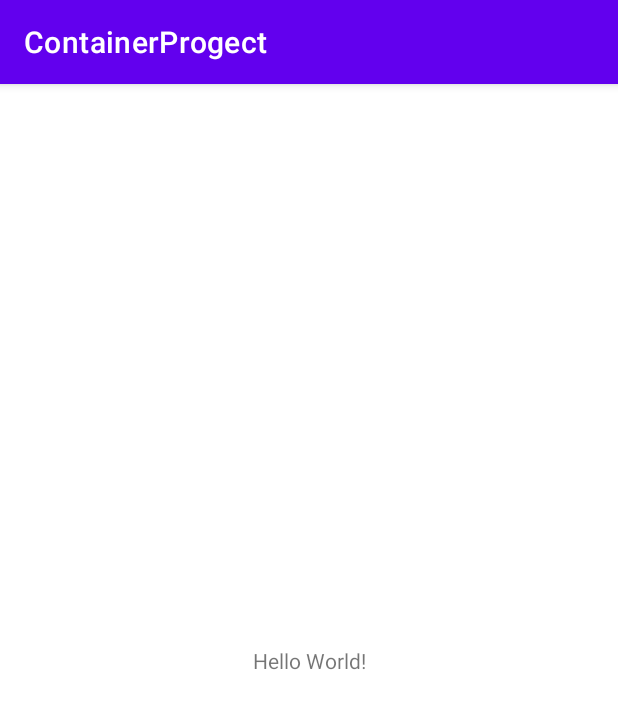
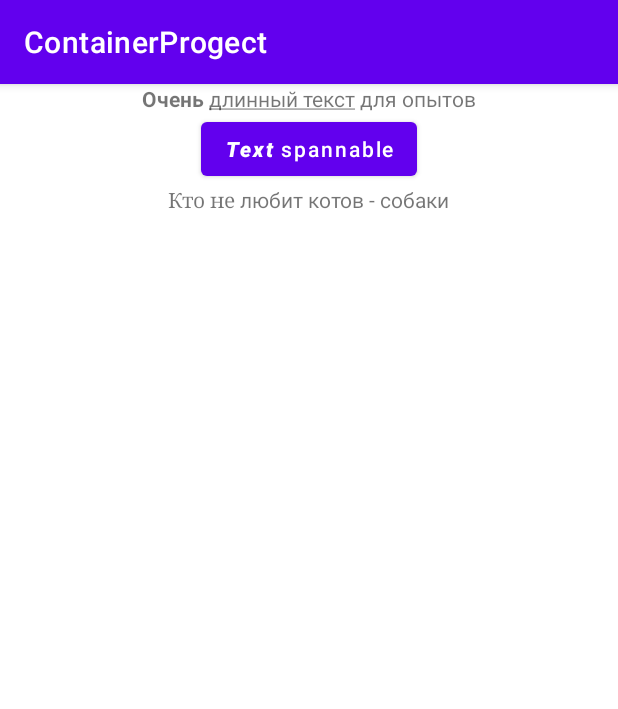
Before and after one commit to VladimirTsihukov/ContainerProgect, an Android app: the screen it shows after launch (MainActivity), on a phone screen of 412 x 824 dp. Shown: the top 709 px of the screen. Run offline under Robolectric (Android 15) with nearby library versions, the phone set to English and light mode, and no system bars.

Commit message:
Testing spannable start

```diff
--- a/app/build.gradle
+++ b/app/build.gradle
@@ -1,6 +1,7 @@
 plugins {
     id 'com.android.application'
     id 'kotlin-android'
+    id 'kotlin-android-extensions'
 }
 
 android {
--- a/app/src/main/java/com/androidapp/containerprogect/MainActivity.kt
+++ b/app/src/main/java/com/androidapp/containerprogect/MainActivity.kt
@@ -1,11 +1,41 @@
 package com.androidapp.containerprogect
 
+import android.graphics.Color
+import android.graphics.Typeface
 import androidx.appcompat.app.AppCompatActivity
 import android.os.Bundle
+import android.text.Spannable
+import android.text.SpannableString
+import android.text.style.ForegroundColorSpan
+import android.text.style.StyleSpan
+import android.text.style.TypefaceSpan
+import android.text.style.UnderlineSpan
+import android.widget.Toast
+import androidx.core.text.set
+import androidx.core.text.toSpannable
+import kotlinx.android.synthetic.main.activity_main.*
 
 class MainActivity : AppCompatActivity() {
     override fun onCreate(savedInstanceState: Bundle?) {
         super.onCreate(savedInstanceState)
         setContentView(R.layout.activity_main)
+
+        val spannableString = SpannableString("Очень длинный текст для опытов")
+        spannableString.setSpan(UnderlineSpan(), 6, 19, Spannable.SPAN_EXCLUSIVE_EXCLUSIVE)
+        spannableString.setSpan(StyleSpan(Typeface.BOLD), 0, 5, Spannable.SPAN_EXCLUSIVE_EXCLUSIVE)
+        text_span_1.text = spannableString
+
+        val btnSpannable = SpannableString("Text spannable")
+        btnSpannable.setSpan(StyleSpan(Typeface.BOLD_ITALIC), 0, 4, Spannable.SPAN_EXCLUSIVE_EXCLUSIVE)
+        btn_spannable.text = btnSpannable
+
+        val testSpannable = "Кто не любит котов - собаки".toSpannable()
+        testSpannable[0..6] = TypefaceSpan("serif")
+        text_span_2.text = testSpannable
+
+        val testColorSpan = SpannableString("Зеленый текст курсивом в Toast")
+        testColorSpan.setSpan(StyleSpan(Typeface.ITALIC),0, 22, Spannable.SPAN_EXCLUSIVE_EXCLUSIVE)
+        testColorSpan.setSpan(ForegroundColorSpan(getColor(R.color.teal_200)), 0, 22, Spannable.SPAN_EXCLUSIVE_EXCLUSIVE)
+        Toast.makeText(this, testColorSpan, Toast.LENGTH_SHORT).show()
     }
 }
--- a/app/src/main/res/layout/activity_main.xml
+++ b/app/src/main/res/layout/activity_main.xml
@@ -1,12 +1,15 @@
 <?xml version="1.0" encoding="utf-8"?>
-<androidx.constraintlayout.widget.ConstraintLayout xmlns:android="http://schemas.android.com/apk/res/android"
+<LinearLayout xmlns:android="http://schemas.android.com/apk/res/android"
     xmlns:app="http://schemas.android.com/apk/res-auto"
     xmlns:tools="http://schemas.android.com/tools"
     android:layout_width="match_parent"
     android:layout_height="match_parent"
+    android:orientation="vertical"
+    android:gravity="center_horizontal"
     tools:context=".MainActivity">
 
     <TextView
+        android:id="@+id/text_span_1"
         android:layout_width="wrap_content"
         android:layout_height="wrap_content"
         android:text="Hello World!"
@@ -15,4 +18,16 @@
         app:layout_constraintRight_toRightOf="parent"
         app:layout_constraintTop_toTopOf="parent" />
 
-</androidx.constraintlayout.widget.ConstraintLayout>
+    <Button
+        android:id="@+id/btn_spannable"
+        android:text="Text spannable"
+        android:textAllCaps="false"
+        android:layout_width="wrap_content"
+        android:layout_height="wrap_content"/>
+
+    <TextView
+        android:id="@+id/text_span_2"
+        android:layout_width="wrap_content"
+        android:layout_height="wrap_content"/>
+
+</LinearLayout>
```
